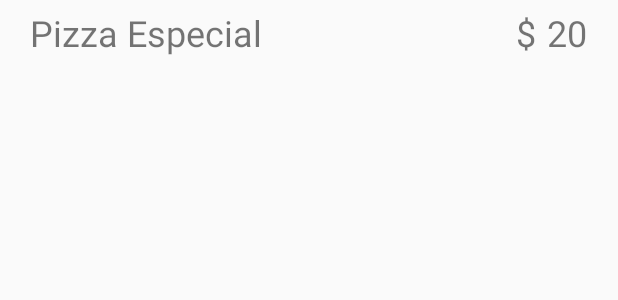
After one commit to emigioria/HeyMozo, an Android app: the layout item_carta.xml on its own in the app's theme, with its tools: preview values and no code run, on a phone screen of 412 x 824 dp. The commit adds this screen. Shown: the top 300 px of the screen. Run offline under Robolectric (Android 15) with nearby library versions, the phone set to English and light mode, and no system bars.

Commit message:
Comenzando carta

```diff
--- a/app/build.gradle
+++ b/app/build.gradle
@@ -24,11 +24,12 @@ dependencies {
     androidTestCompile('com.android.support.test.espresso:espresso-core:2.2.2', {
         exclude group: 'com.android.support', module: 'support-annotations'
     })
+    // https://mvnrepository.com/artifact/com.google.code.gson/gson
+    compile group: 'com.google.code.gson', name: 'gson', version: '2.8.0'
     compile 'com.android.support:appcompat-v7:24.2.1'
     compile 'com.google.android.gms:play-services:10.0.1'
     compile 'com.google.firebase:firebase-messaging:10.0.1'
-    // https://mvnrepository.com/artifact/com.google.code.gson/gson
-    compile group: 'com.google.code.gson', name: 'gson', version: '2.8.0'
+    compile 'com.android.support:design:24.2.1'
     testCompile 'junit:junit:4.12'
 }
 apply plugin: 'com.google.gms.google-services'
--- /dev/null
+++ b/app/src/main/res/layout/item_carta.xml
@@ -0,0 +1,38 @@
+<?xml version="1.0" encoding="utf-8"?>
+<LinearLayout xmlns:android="http://schemas.android.com/apk/res/android"
+
+    android:layout_width="match_parent"
+    android:layout_height="match_parent"
+    android:layout_marginRight="20dp"
+    android:layout_marginBottom="5dp"
+    android:layout_marginEnd="20dp"
+    android:layout_marginLeft="20dp"
+    android:layout_marginStart="20dp"
+    android:elevation="1dp"
+    android:layout_marginTop="5dp">
+
+    <TextView
+        android:text="Pizza Especial"
+        android:layout_width="wrap_content"
+        android:layout_height="wrap_content"
+        android:id="@+id/nombre_plato_textview"
+        android:layout_weight="1"
+        android:textSize="24sp" />
+
+    <TextView
+        android:text="$"
+        android:layout_width="wrap_content"
+        android:layout_height="wrap_content"
+        android:id="@+id/moneda_textview"
+        android:textSize="24sp"
+        android:layout_weight="0.09"
+        android:textAlignment="center" />
+
+    <TextView
+        android:text="20"
+        android:layout_width="wrap_content"
+        android:layout_height="wrap_content"
+        android:id="@+id/precio_textview"
+        android:textSize="24sp"
+        android:textAlignment="viewEnd" />
+</LinearLayout>
--- /dev/null
+++ b/app/src/main/res/values-v21/styles.xml
@@ -0,0 +1,9 @@
+<resources>
+
+    <style name="AppTheme.NoActionBar">
+        <item name="windowActionBar">false</item>
+        <item name="windowNoTitle">true</item>
+        <item name="android:windowDrawsSystemBarBackgrounds">true</item>
+        <item name="android:statusBarColor">@android:color/transparent</item>
+    </style>
+</resources>
--- a/app/src/main/res/values/dimens.xml
+++ b/app/src/main/res/values/dimens.xml
@@ -2,4 +2,6 @@
     <!-- Default screen margins, per the Android Design guidelines. -->
     <dimen name="activity_horizontal_margin">16dp</dimen>
     <dimen name="activity_vertical_margin">16dp</dimen>
+    <dimen name="fab_margin">16dp</dimen>
+    <dimen name="appbar_padding_top">8dp</dimen>
 </resources>
--- a/app/src/main/res/values/strings.xml
+++ b/app/src/main/res/values/strings.xml
@@ -4,4 +4,6 @@
     <string name="ver_mapa">Ver mapa</string>
     <string name="ver_carta">Ver carta</string>
     <string name="codigo_no_escaneado">Código no escaneado</string>
+    <string name="action_settings">Settings</string>
+    <string name="title_activity_carta">CartaActivity</string>
 </resources>
--- a/app/src/main/res/values/styles.xml
+++ b/app/src/main/res/values/styles.xml
@@ -8,4 +8,13 @@
         <item name="colorAccent">@color/colorAccent</item>
     </style>
 
+    <style name="AppTheme.NoActionBar">
+        <item name="windowActionBar">false</item>
+        <item name="windowNoTitle">true</item>
+    </style>
+
+    <style name="AppTheme.AppBarOverlay" parent="ThemeOverlay.AppCompat.Dark.ActionBar" />
+
+    <style name="AppTheme.PopupOverlay" parent="ThemeOverlay.AppCompat.Light" />
+
 </resources>
```
Also changed, not shown: app/src/main/AndroidManifest.xml (+12 -9 lines), app/src/main/java/ar/edu/utn/frsf/isi/dam/del2016/heymozo/CartaActivity.java (added, +183 -0 lines), app/src/main/java/ar/edu/utn/frsf/isi/dam/del2016/heymozo/CartaMetaData.java (added, +15 -0 lines), app/src/main/java/ar/edu/utn/frsf/isi/dam/del2016/heymozo/MainActivity.java (+7 -4 lines), app/src/main/java/ar/edu/utn/frsf/isi/dam/del2016/heymozo/SeccionAdapter.java (added, +14 -0 lines), app/src/main/java/ar/edu/utn/frsf/isi/dam/del2016/heymozo/barcode/BarcodeCaptureActivity.java (+7 -7 lines), app/src/main/res/layout/activity_carta.xml (added, +49 -0 lines), app/src/main/res/layout/fragment_carta.xml (added, +16 -0 lines), app/src/main/res/menu/menu_carta.xml (added, +10 -0 lines).
